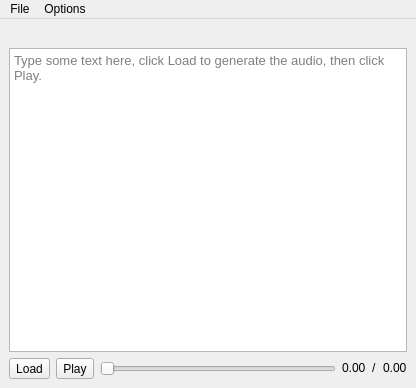
Qt form morshutalkgui/ui/mainwindow.ui (n0spaces/MorshuTalk) before a commit.
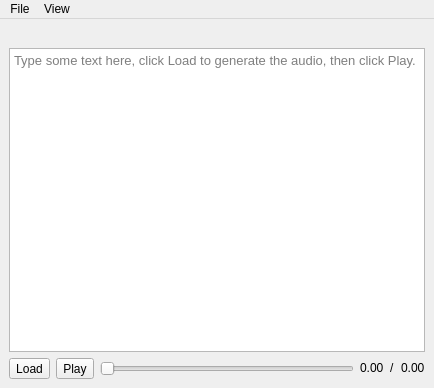
The same form after that commit. Icons and pictures are not drawn.

The edit to the form file:
```diff
--- a/morshutalkgui/ui/mainwindow.ui
+++ b/morshutalkgui/ui/mainwindow.ui
@@ -6,7 +6,7 @@
    <rect>
     <x>0</x>
     <y>0</y>
-    <width>416</width>
+    <width>434</width>
     <height>388</height>
    </rect>
   </property>
@@ -171,7 +171,7 @@
     <rect>
      <x>0</x>
      <y>0</y>
-     <width>416</width>
+     <width>434</width>
      <height>21</height>
     </rect>
    </property>
@@ -181,9 +181,9 @@
     </property>
     <addaction name="action_quit"/>
    </widget>
-   <widget class="QMenu" name="menuOptions">
+   <widget class="QMenu" name="menuView">
     <property name="title">
-     <string>Options</string>
+     <string>View</string>
     </property>
     <widget class="QMenu" name="menu_view">
      <property name="title">
@@ -201,7 +201,7 @@
     <addaction name="menu_view"/>
    </widget>
    <addaction name="menu_file"/>
-   <addaction name="menuOptions"/>
+   <addaction name="menuView"/>
   </widget>
   <action name="action_view_sprite">
    <property name="checkable">
```
Left out of the diff: 23 changed lines with no effect on the pictures.
